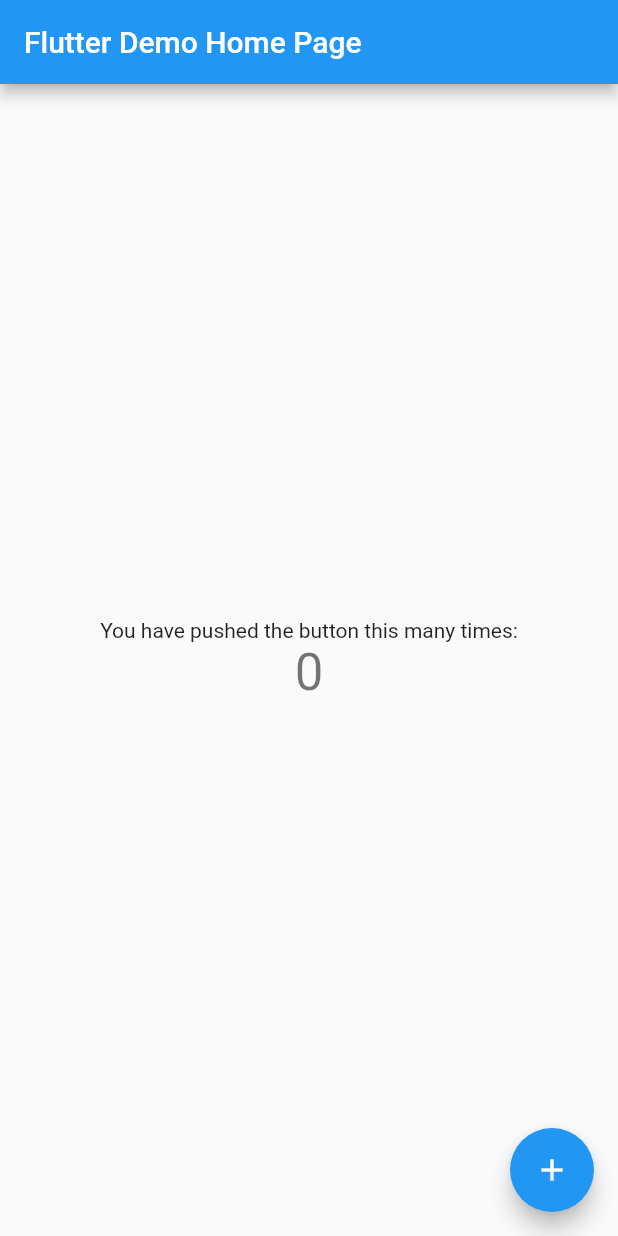
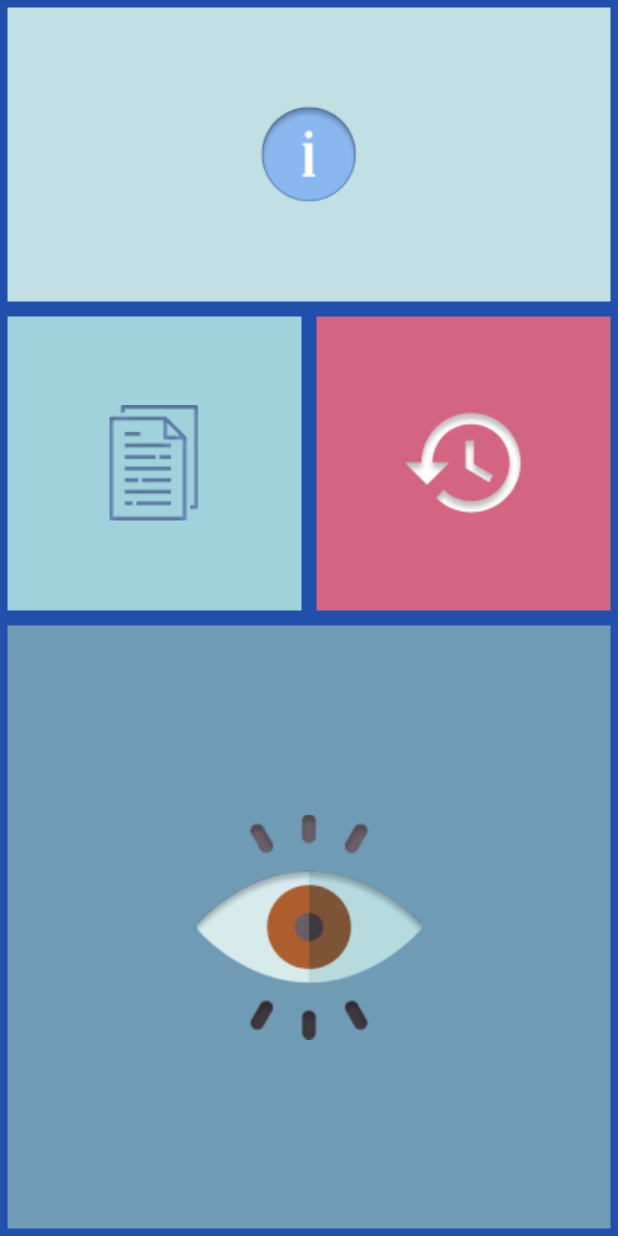
Before and after one commit to zphoenixz/vision_ucb_frontend, a Flutter app: the screen it shows after launch, on a phone screen of 412 x 824 dp. Run offline on Flutter 3.47's test engine with Material 2 defaults, Android fonts, the phone set to English and light mode, and no system bars.

Commit message:
Se creo la pantalla principal

```diff
--- a/lib/main.dart
+++ b/lib/main.dart
@@ -7,7 +7,7 @@ class MyApp extends StatelessWidget {
   @override
   Widget build(BuildContext context) {
     return MaterialApp(
-      title: 'Flutter Demo',
+      title: 'NOVISPRO',
       theme: ThemeData(
         // This is the theme of your application.
         //
@@ -20,7 +20,7 @@ class MyApp extends StatelessWidget {
         // is not restarted.
         primarySwatch: Colors.blue,
       ),
-      home: MyHomePage(title: 'Flutter Demo Home Page'),
+      home: MyHomePage(title: 'NOVISPRO'),
     );
   }
 }
@@ -44,68 +44,134 @@ class MyHomePage extends StatefulWidget {
 }
 
 class _MyHomePageState extends State<MyHomePage> {
-  int _counter = 0;
-
-  void _incrementCounter() {
-    setState(() {
-      // This call to setState tells the Flutter framework that something has
-      // changed in this State, which causes it to rerun the build method below
-      // so that the display can reflect the updated values. If we changed
-      // _counter without calling setState(), then the build method would not be
-      // called again, and so nothing would appear to happen.
-      _counter++;
-    });
-  }
-
   @override
   Widget build(BuildContext context) {
-    // This method is rerun every time setState is called, for instance as done
-    // by the _incrementCounter method above.
-    //
-    // The Flutter framework has been optimized to make rerunning build methods
-    // fast, so that you can just rebuild anything that needs updating rather
-    // than having to individually change instances of widgets.
+    double statusBarHeight = MediaQuery.of(context).padding.top;
+
     return Scaffold(
-      appBar: AppBar(
-        // Here we take the value from the MyHomePage object that was created by
-        // the App.build method, and use it to set our appbar title.
-        title: Text(widget.title),
-      ),
       body: Center(
-        // Center is a layout widget. It takes a single child and positions it
-        // in the middle of the parent.
         child: Column(
-          // Column is also a layout widget. It takes a list of children and
-          // arranges them vertically. By default, it sizes itself to fit its
-          // children horizontally, and tries to be as tall as its parent.
-          //
-          // Invoke "debug painting" (press "p" in the console, choose the
-          // "Toggle Debug Paint" action from the Flutter Inspector in Android
-          // Studio, or the "Toggle Debug Paint" command in Visual Studio Code)
-          // to see the wireframe for each widget.
-          //
-          // Column has various properties to control how it sizes itself and
-          // how it positions its children. Here we use mainAxisAlignment to
-          // center the children vertically; the main axis here is the vertical
-          // axis because Columns are vertical (the cross axis would be
-          // horizontal).
-          mainAxisAlignment: MainAxisAlignment.center,
+          crossAxisAlignment: CrossAxisAlignment.start,
           children: <Widget>[
-            Text(
-              'You have pushed the button this many times:',
+            Flexible(
+              child: FractionallySizedBox(
+                widthFactor: 1.0,
+                heightFactor: 1.0,
+                child: Column(
+                  crossAxisAlignment: CrossAxisAlignment.start,
+                  children: <Widget>[
+                    Flexible(
+                      child: FractionallySizedBox(
+                        widthFactor: 1.0,
+                        heightFactor: 1.0,
+                        child: Container(
+                          margin: EdgeInsets.only(top: statusBarHeight),
+                          decoration: myBoxDecorationInfo(),
+                        ),
+                      ),
+                    ),
+                    Flexible(
+                      child: FractionallySizedBox(
+                        widthFactor: 1.0,
+                        heightFactor: 1.0,
+                        child: Row(
+                          crossAxisAlignment: CrossAxisAlignment.start,
+                          children: <Widget>[
+                            Flexible(
+                              child: FractionallySizedBox(
+                                widthFactor: 1.0,
+                                heightFactor: 1.0,
+                                child: Container(
+                                  decoration: myBoxDecorationPaper(),
+                                ),
+                              ),
+                            ),
+                            Flexible(
+                              child: FractionallySizedBox(
+                                widthFactor: 1.0,
+                                heightFactor: 1.0,
+                                child: Container(
+                                  decoration: myBoxDecorationWatch(),
+                                ),
+                              ),
+                            ),
+                          ],
+                        ),
+                      ),
+                    ),
+                  ],
+                ),
+              ),
             ),
-            Text(
-              '$_counter',
-              style: Theme.of(context).textTheme.headline4,
+            Flexible(
+              child: FractionallySizedBox(
+                widthFactor: 1.0,
+                heightFactor: 1.0,
+                child: Container(
+                  decoration: myBoxDecorationEye(),
+                ),
+              ),
             ),
           ],
         ),
-      ),
-      floatingActionButton: FloatingActionButton(
-        onPressed: _incrementCounter,
-        tooltip: 'Increment',
-        child: Icon(Icons.add),
       ), // This trailing comma makes auto-formatting nicer for build methods.
     );
   }
+
+  BoxDecoration myBoxDecorationInfo() {
+    return BoxDecoration(
+      image: DecorationImage(
+          image: new AssetImage(
+              'img/info.png'),
+          fit: BoxFit.none,
+        ),
+      color: Color(0xFFC2DFE3),
+      border: Border.all(
+        color: Color(0xFF2050AC), //                   <--- border color
+        width: 5.0,
+      ),
+    );
+  }
+  BoxDecoration myBoxDecorationPaper() {
+    return BoxDecoration(
+      image: DecorationImage(
+          image: new AssetImage(
+              'img/papel 1.png'),
+          fit: BoxFit.none,
+        ),
+      color: Color(0xFFA0D2DB),
+      border: Border.all(
+        color: Color(0xFF2050AC), //                   <--- border color
+        width: 5.0,
+      ),
+    );
+  }
+  BoxDecoration myBoxDecorationWatch() {
+    return BoxDecoration(
+      image: DecorationImage(
+          image: new AssetImage(
+              'img/reloj 1.png'),
+          fit: BoxFit.none,
+        ),
+      color: Color(0xFFD36582),
+      border: Border.all(
+        color: Color(0xFF2050AC), //                   <--- border color
+        width: 5.0,
+      ),
+    );
+  }
+  BoxDecoration myBoxDecorationEye() {
+    return BoxDecoration(
+      image: DecorationImage(
+          image: new AssetImage(
+              'img/testigo 1.png'),
+          fit: BoxFit.none,
+        ),
+      color: Color(0xFF6F9BB4),
+      border: Border.all(
+        color: Color(0xFF2050AC), //                   <--- border color
+        width: 5.0,
+      ),
+    );
+  }
 }
--- a/pubspec.yaml
+++ b/pubspec.yaml
@@ -39,7 +39,8 @@ flutter:
   # included with your application, so that you can use the icons in
   # the material Icons class.
   uses-material-design: true
-
+  assets:
+  - img/
   # To add assets to your application, add an assets section, like this:
   # assets:
   #   - images/a_dot_burr.jpeg
```
Also changed, not shown: img/info.png (added), img/papel 1.png (added), img/reloj 1.png (added), img/testigo 1.png (added).
